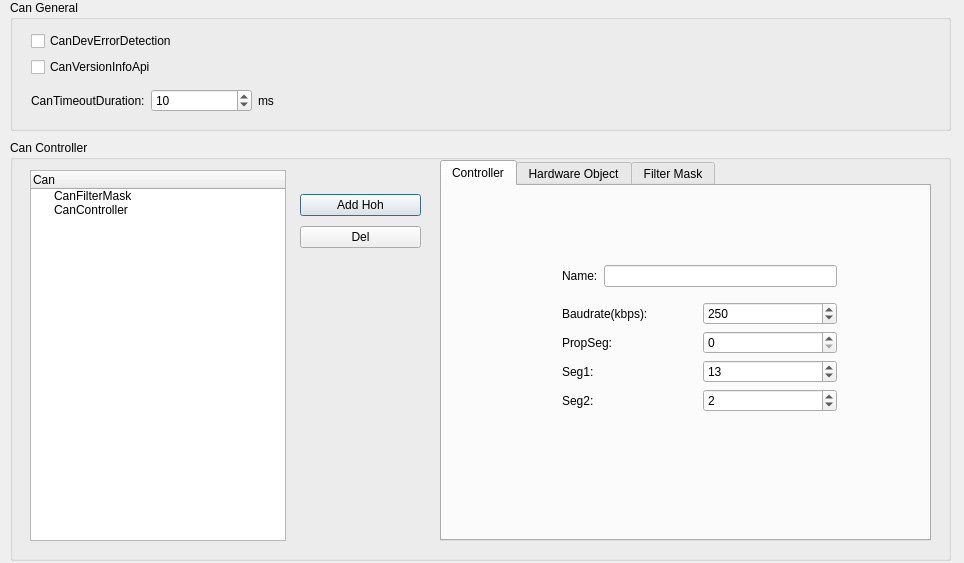
Above: gainos_studio/ui_forms/mc9s12dp512/Can_MC9S12DP512.ui from parai/GaInOS_Based_On_uTenux-tkernel before the change. Below: the same form after it.
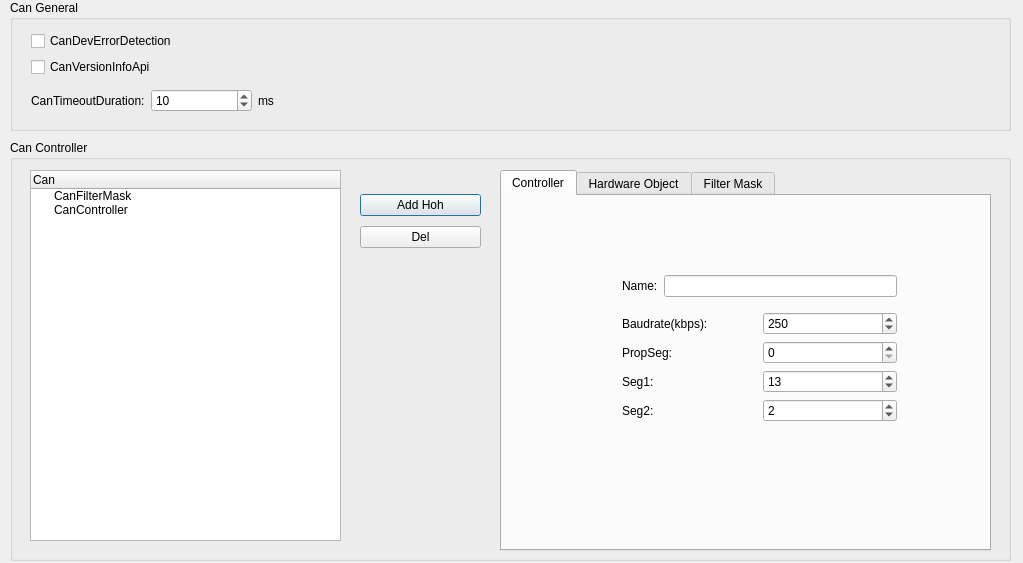
That is the form after the change.

What changed in the file:
```diff
--- a/gainos_studio/ui_forms/mc9s12dp512/Can_MC9S12DP512.ui
+++ b/gainos_studio/ui_forms/mc9s12dp512/Can_MC9S12DP512.ui
@@ -6,7 +6,7 @@
    <rect>
     <x>0</x>
     <y>0</y>
-    <width>964</width>
+    <width>1023</width>
     <height>563</height>
    </rect>
   </property>
@@ -21,7 +21,7 @@
     <rect>
      <x>10</x>
      <y>0</y>
-     <width>941</width>
+     <width>1001</width>
      <height>131</height>
     </rect>
    </property>
@@ -97,7 +97,7 @@
     <rect>
      <x>10</x>
      <y>140</y>
-     <width>941</width>
+     <width>1001</width>
      <height>421</height>
     </rect>
    </property>
@@ -109,7 +109,7 @@
      <rect>
       <x>20</x>
       <y>30</y>
-      <width>256</width>
+      <width>311</width>
       <height>371</height>
      </rect>
     </property>
@@ -132,8 +132,8 @@
    <widget class="QTabWidget" name="tabCfg">
     <property name="geometry">
      <rect>
-      <x>430</x>
-      <y>20</y>
+      <x>490</x>
+      <y>30</y>
       <width>491</width>
       <height>381</height>
      </rect>
@@ -837,7 +837,7 @@
    <widget class="QWidget" name="layoutWidget">
     <property name="geometry">
      <rect>
-      <x>290</x>
+      <x>350</x>
       <y>50</y>
       <width>121</width>
       <height>62</height>
```
